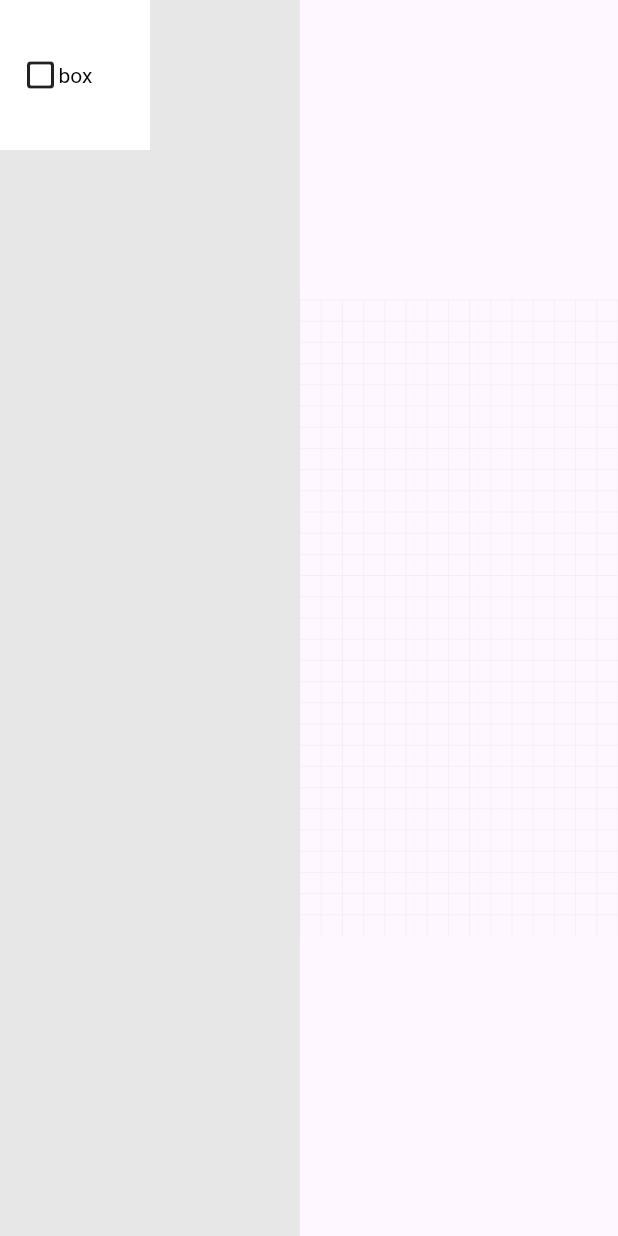
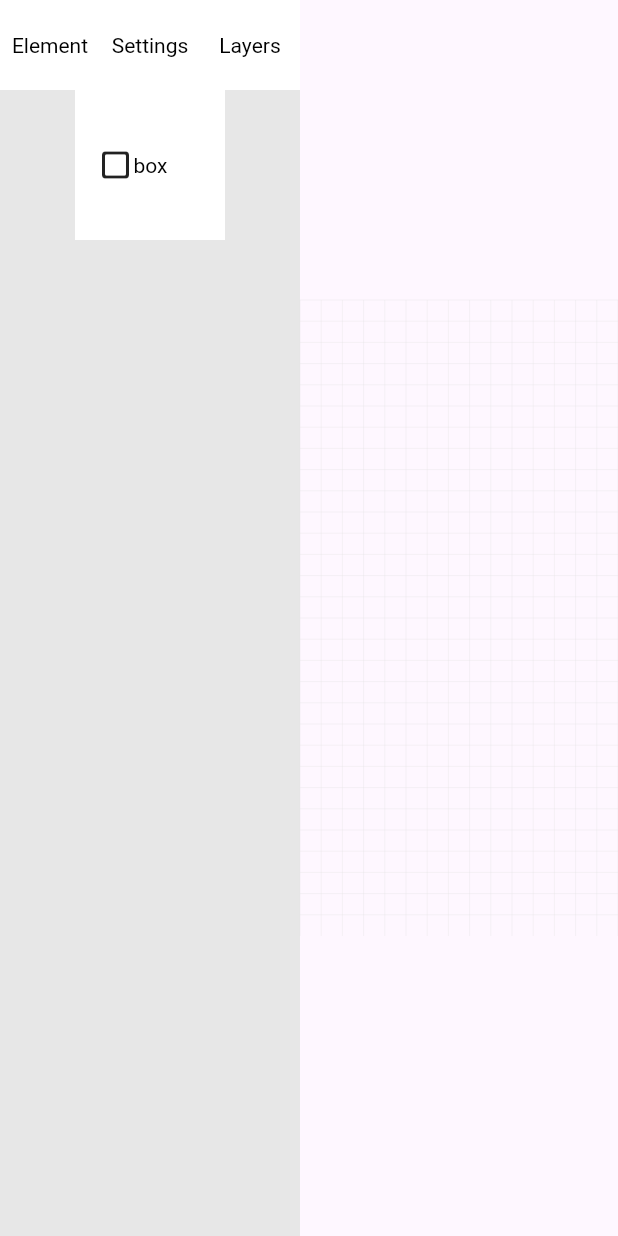
Before and after one commit to T0PC4T/rubric, a Flutter app: the screen it shows after launch, on a phone screen of 412 x 824 dp. Run offline on Flutter 3.47's test engine with Material 3 defaults, Android fonts, the phone set to English and light mode, and no system bars; our stand-ins replace freezed_annotation.

Commit message:
added molecules and side bar development

```diff
--- a/lib/src/rubric_editor/editor.dart
+++ b/lib/src/rubric_editor/editor.dart
@@ -2,8 +2,8 @@ import 'package:flutter/material.dart';
 import 'package:rubric/src/models/editor.dart';
 import 'package:rubric/src/models/elements.dart';
 import 'package:rubric/src/rubric_editor/sidebar/sidebar.dart';
+import 'package:rubric/src/rubric_editor/style.dart';
 import 'package:rubric/src/rubric_editor/viewer/viewer.dart';
-import 'package:rubric/src/shared/style.dart';
 
 class RubricEditor extends StatefulWidget {
   final RubricEditorStyle style;
--- a/lib/src/rubric_editor/sidebar/focus.dart
+++ /dev/null
@@ -1,26 +0,0 @@
-import 'package:flutter/material.dart';
-import 'package:rubric/rubric.dart';
-import 'package:rubric/src/elements/box/focus_box.dart';
-import 'package:rubric/src/models/elements.dart';
-
-class FocusWidget extends StatelessWidget {
-  final ElementModel element;
-  const FocusWidget({super.key, required this.element});
-
-  @override
-  Widget build(BuildContext context) {
-    final state = RubricEditorState.of(context);
-
-    return Column(
-      children: [
-        Text(element.type.title),
-        Container(
-          padding: EdgeInsets.all(state.style.paddingUnit),
-          child: switch (element.type) {
-            ElementTypes.box => FocusBoxWidget(element: element),
-          },
-        ),
-      ],
-    );
-  }
-}
--- /dev/null
+++ b/lib/src/rubric_editor/sidebar/pages/elements.dart
@@ -0,0 +1,52 @@
+import 'package:flutter/material.dart';
+import 'package:rubric/rubric.dart';
+import 'package:rubric/src/elements/box/model_box.dart';
+import 'package:rubric/src/models/elements.dart';
+import 'package:rubric/src/rubric_editor/sidebar/sidebar.dart';
+import 'package:rubric/src/shared/atoms/button.dart';
+
+class ElementPageWidget extends StatelessWidget {
+  const ElementPageWidget({super.key});
+
+  @override
+  Widget build(BuildContext context) {
+    final editorState = RubricEditorState.depend(context);
+    final tile = editorState.edits.gridSize.pixelsPerLine.toDouble();
+    return Wrap(
+      children: [
+        for (var element in ElementTypes.values)
+          RubricButton(
+            padding: EdgeInsets.all(15),
+
+            backgroundColor: editorState.style.backgroundColor,
+            width: RubricSideBar.sideBarSize * 0.5,
+            height: RubricSideBar.sideBarSize * 0.5,
+            hoverColor:
+                Color.lerp(
+                  editorState.style.primaryColor,
+                  editorState.style.backgroundColor,
+                  0.4,
+                )!,
+            onTap: () {
+              final state = RubricEditorState.depend(context);
+              state.addElementAndFocus(
+                ElementModel(
+                  id: UniqueKey().toString(),
+                  type: element,
+                  x: tile,
+                  y: tile * 4,
+                  width: tile,
+                  height: tile,
+                  properties:
+                      BoxElementModel(
+                        color: const Color.fromARGB(255, 114, 227, 255),
+                      ).toJson(),
+                ),
+              );
+            },
+            child: Row(children: [Icon(element.icon), Text(element.name)]),
+          ),
+      ],
+    );
+  }
+}
--- /dev/null
+++ b/lib/src/rubric_editor/sidebar/pages/general.dart
@@ -0,0 +1,11 @@
+import 'package:flutter/material.dart';
+import 'package:rubric/src/shared/atoms/text.dart';
+
+class GeneralSettingsPageWidget extends StatelessWidget {
+  const GeneralSettingsPageWidget({super.key});
+
+  @override
+  Widget build(BuildContext context) {
+    return RubricText("General Settings");
+  }
+}
--- /dev/null
+++ b/lib/src/rubric_editor/sidebar/pages/layers.dart
@@ -0,0 +1,11 @@
+import 'package:flutter/material.dart';
+import 'package:rubric/src/shared/atoms/text.dart';
+
+class LayersPageWidget extends StatelessWidget {
+  const LayersPageWidget({super.key});
+
+  @override
+  Widget build(BuildContext context) {
+    return RubricText("Layers Page");
+  }
+}
--- a/lib/src/rubric_editor/sidebar/sidebar.dart
+++ b/lib/src/rubric_editor/sidebar/sidebar.dart
@@ -1,110 +1,131 @@
 // ignore_for_file: public_member_api_docs, sort_constructors_first
 import 'package:flutter/material.dart';
 import 'package:rubric/rubric.dart';
-import 'package:rubric/src/elements/box/model_box.dart';
-import 'package:rubric/src/models/elements.dart';
-import 'package:rubric/src/rubric_editor/sidebar/focus.dart';
-import 'package:rubric/src/shared/style.dart';
+import 'package:rubric/src/rubric_editor/sidebar/pages/elements.dart';
+import 'package:rubric/src/rubric_editor/sidebar/pages/general.dart';
+import 'package:rubric/src/rubric_editor/sidebar/pages/layers.dart';
+import 'package:rubric/src/shared/shared.dart';
 
-class RubricSideBar extends StatelessWidget {
+class RubricSideBar extends StatefulWidget {
   const RubricSideBar({super.key});
 
   static const double sideBarSize = 200;
 
+  static const pages = [
+    ElementPageWidget(),
+    GeneralSettingsPageWidget(),
+    LayersPageWidget(),
+  ];
+
+  static const menus = ["Element", "Settings", "Layers"];
+
+  @override
+  State<RubricSideBar> createState() => RubricSideBarState();
+}
+
+class RubricSideBarState extends State<RubricSideBar> {
+  int pageIndex = 0;
   @override
   Widget build(BuildContext context) {
-    final state = RubricEditorState.depend(context);
+    final editorState = RubricEditorState.depend(context);
+    final tile = editorState.edits.gridSize.pixelsPerLine.toDouble();
     return Container(
       decoration: BoxDecoration(
         color: const Color.fromARGB(255, 231, 231, 231),
       ),
-      width: sideBarSize,
+      width: RubricSideBar.sideBarSize,
       height: double.infinity,
-      child: ListView(
+      child: Column(
         children: [
-          if (state.edits.selected case ElementModel element) ...[
-            FocusWidget(element: element),
-          ],
-          Wrap(
+          Row(
             children: [
-              for (var element in ElementTypes.values)
-                RubricSidebarButton(type: element, width: sideBarSize * 0.5),
+              for (var menu in RubricSideBar.menus)
+                Expanded(
+                  child: RubricButton(
+                    height: RubricSideBar.sideBarSize * 0.3,
+                    onTap: () {
+                      setState(() {
+                        pageIndex = RubricSideBar.menus.indexOf(menu);
+                      });
+                    },
+                    child: RubricText(menu),
+                  ),
+                ),
             ],
           ),
+          SingleChildScrollView(child: RubricSideBar.pages[pageIndex]),
         ],
       ),
     );
   }
 }
 
-class RubricSidebarButton extends StatefulWidget {
-  final ElementTypes type;
-  final double width;
+// class RubricSidebarButton extends StatefulWidget {
+//   final ElementTypes type;
+//   final double width;
 
-  const RubricSidebarButton({
-    super.key,
-    required this.type,
-    required this.width,
-  });
+//   const RubricSidebarButton({
+//     super.key,
+//     required this.type,
+//     required this.width,
+//   });
 
-  @override
-  State<RubricSidebarButton> createState() => _RubricSidebarButtonState();
-}
+//   @override
+//   State<RubricSidebarButton> createState() => _RubricSidebarButtonState();
+// }
 
-class _RubricSidebarButtonState extends State<RubricSidebarButton> {
-  bool hovered = false;
+// class _RubricSidebarButtonState extends State<RubricSidebarButton> {
+//   bool hovered = false;
 
-  @override
-  Widget build(BuildContext context) {
-    final editorState = RubricEditorState.depend(context);
-    final style = RubricEditorStyle.of(context)!;
-    final tile = editorState.edits.gridSize.pixelsPerLine.toDouble();
-    return GestureDetector(
-      onTap: () {
-        final state = RubricEditorState.depend(context);
-        state.addElementAndFocus(
-          ElementModel(
-            id: UniqueKey().toString(),
-            type: widget.type,
-            x: tile,
-            y: tile * 4,
-            width: tile,
-            height: tile,
-            properties:
-                BoxElementModel(
-                  color: const Color.fromARGB(255, 114, 227, 255),
-                ).toJson(),
-          ),
-        );
-      },
+//   @override
+//   Widget build(BuildContext context) {
+//     final editorState = RubricEditorState.depend(context);
+//     final style = RubricEditorStyle.of(context)!;
+//     final tile = editorState.edits.gridSize.pixelsPerLine.toDouble();
+//     return GestureDetector(
+//       onTap: () {
+//         final state = RubricEditorState.depend(context);
+//         state.addElementAndFocus(
+//           ElementModel(
+//             id: UniqueKey().toString(),
+//             type: widget.type,
+//             x: tile,
+//             y: tile * 4,
+//             width: tile,
+//             height: tile,
+//             properties:
+//                 BoxElementModel(
+//                   color: const Color.fromARGB(255, 114, 227, 255),
+//                 ).toJson(),
+//           ),
+//         );
+//       },
 
-      child: MouseRegion(
-        onEnter: (event) {
-          setState(() {
-            hovered = true;
-          });
-        },
+//       child: MouseRegion(
+//         onEnter: (event) {
+//           setState(() {
+//             hovered = true;
+//           });
+//         },
 
-        onExit: (event) {
-          setState(() {
-            hovered = false;
-          });
-        },
+//         onExit: (event) {
+//           setState(() {
+//             hovered = false;
+//           });
+//         },
 
-        child: Container(
-          padding: EdgeInsets.all(15),
-          // box decoration with border radisu
-          color:
-              hovered
-                  ? Color.lerp(style.backgroundColor, style.primaryColor, 0.4)
-                  : style.backgroundColor,
-          width: widget.width,
-          height: widget.width,
-          child: Row(
-            children: [Icon(widget.type.icon), Text(widget.type.name)],
-          ),
-        ),
-      ),
-    );
-  }
-}
+//         child: Container(
+//           padding: EdgeInsets.all(15),
+//           // box decoration with border radisu
+//           color:
+//               hovered
+//                   ? Color.lerp(style.backgroundColor, style.primaryColor, 0.4)
+//                   : style.backgroundColor,
+//           width: widget.width,
+//           height: widget.width,
+//           child:
+//         ),
+//       ),
+//     );
+//   }
+// }
--- a/lib/src/shared/style.dart
+++ b/lib/src/rubric_editor/style.dart
@@ -16,13 +16,14 @@ class RubricEditorStyle {
     this.paddingUnit = 12,
     this.borderRadius = 12,
     this.fontSize = 14,
-    this.primaryColor = const Color.fromARGB(255, 71, 151, 255),
+    this.primaryColor = const Color.fromARGB(255, 148, 195, 255),
     this.foregroundColor = const Color.fromARGB(255, 0, 0, 0),
     this.backgroundColor = const Color.fromARGB(255, 255, 255, 255),
     this.borderColor = const Color.fromARGB(255, 212, 212, 212),
   });
 
-  static RubricEditorStyle? of(BuildContext context) {
-    return RubricEditorState.of(context).widget.style;
+  static RubricEditorStyle of(BuildContext context) {
+    final result = RubricEditorState.of(context).widget.style;
+    return result;
   }
 }
--- /dev/null
+++ b/lib/src/shared/atoms/button.dart
@@ -0,0 +1,64 @@
+import 'package:flutter/material.dart';
+import 'package:rubric/src/rubric_editor/style.dart';
+
+class RubricButton extends StatefulWidget {
+  // Styles
+  final Color? backgroundColor;
+  final Color? hoverColor;
+  final double? width;
+  final double? height;
+  final EdgeInsetsGeometry? padding;
+  // Core
+  final VoidCallback onTap;
+  final Widget child;
+  const RubricButton({
+    super.key,
+    this.backgroundColor,
+    this.hoverColor,
+    required this.child,
+    this.width,
+    this.height,
+    required this.onTap,
+    this.padding,
+  });
+
+  @override
+  State<RubricButton> createState() => RubricButtonState();
+}
+
+class RubricButtonState extends State<RubricButton> {
+  bool hovered = false;
+
+  @override
+  Widget build(BuildContext context) {
+    final styles = RubricEditorStyle.of(context);
+    final backgroundColor = widget.backgroundColor ?? styles.backgroundColor;
+    final hoverColor = widget.hoverColor ?? styles.primaryColor;
+
+    return GestureDetector(
+      onTap: widget.onTap,
+      child: MouseRegion(
+        onEnter: (event) {
+          setState(() {
+            hovered = true;
+          });
+        },
+
+        onExit: (event) {
+          setState(() {
+            hovered = false;
+          });
+        },
+
+        child: Container(
+          alignment: Alignment.center,
+          padding: widget.padding,
+          color: hovered ? hoverColor : backgroundColor,
+          width: widget.width,
+          height: widget.height,
+          child: widget.child,
+        ),
+      ),
+    );
+  }
+}
--- /dev/null
+++ b/lib/src/shared/atoms/text.dart
@@ -0,0 +1,19 @@
+import 'package:flutter/material.dart';
+import 'package:rubric/src/rubric_editor/style.dart';
+
+class RubricText extends StatelessWidget {
+  final String text;
+  const RubricText(this.text, {super.key});
+
+  @override
+  Widget build(BuildContext context) {
+    final styles = RubricEditorStyle.of(context);
+    return Text(
+      text,
+      style: TextStyle(
+        color: styles.foregroundColor,
+        fontSize: styles.fontSize,
+      ),
+    );
+  }
+}
--- /dev/null
+++ b/lib/src/shared/shared.dart
@@ -0,0 +1,2 @@
+export './atoms/button.dart';
+export './atoms/text.dart';
```
